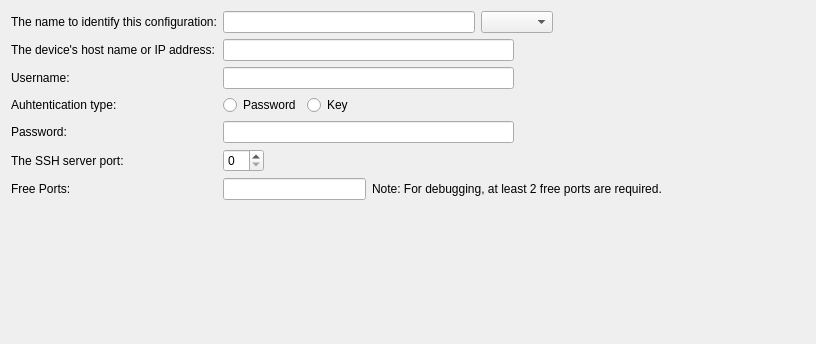
Qt form src/plugins/mer/merdeviceconfigwizardgeneralpage.ui (sailfishos/sailfish-qtcreator) before a commit.
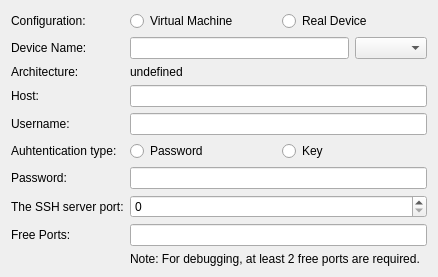
The same form after that commit.

Commit message: Jolla: Add two types of Mer Devices arm/i486  * changes device wizard  * two mer device types in kits  * TODO: validate architecture

```diff
--- a/src/plugins/mer/merdeviceconfigwizardgeneralpage.ui
+++ b/src/plugins/mer/merdeviceconfigwizardgeneralpage.ui
@@ -6,8 +6,8 @@
    <rect>
     <x>0</x>
     <y>0</y>
-    <width>816</width>
-    <height>344</height>
+    <width>438</width>
+    <height>254</height>
    </rect>
   </property>
   <property name="windowTitle">
@@ -17,95 +17,81 @@
    <item row="0" column="0">
     <widget class="QLabel" name="nameLabel">
      <property name="text">
-      <string>The name to identify this configuration:</string>
+      <string>Configuration:</string>
      </property>
     </widget>
    </item>
    <item row="0" column="1">
     <layout class="QHBoxLayout" name="horizontalLayout_4">
      <item>
-      <widget class="QLineEdit" name="nameLineEdit"/>
+      <widget class="QRadioButton" name="virtualMachineRadioButton">
+       <property name="text">
+        <string>Virtual Machine</string>
+       </property>
+      </widget>
      </item>
      <item>
-      <widget class="QComboBox" name="nameComboBox"/>
-     </item>
-     <item>
-      <spacer name="horizontalSpacer_4">
-       <property name="orientation">
-        <enum>Qt::Horizontal</enum>
+      <widget class="QRadioButton" name="realDeviceRadioButton">
+       <property name="text">
+        <string>Real Device</string>
        </property>
-       <property name="sizeHint" stdset="0">
-        <size>
-         <width>40</width>
-         <height>20</height>
-        </size>
-       </property>
-      </spacer>
+      </widget>
      </item>
     </layout>
    </item>
    <item row="1" column="0">
-    <widget class="QLabel" name="hostNameLabel">
+    <widget class="QLabel" name="nameLabel_2">
      <property name="text">
-      <string>The device's host name or IP address:</string>
+      <string>Device Name:</string>
      </property>
     </widget>
    </item>
    <item row="1" column="1">
+    <layout class="QHBoxLayout" name="horizontalLayout_8">
+     <item>
+      <widget class="QLineEdit" name="deviceNameLineEdit"/>
+     </item>
+     <item>
+      <widget class="QComboBox" name="virtualMachineComboBox"/>
+     </item>
+    </layout>
+   </item>
+   <item row="3" column="0">
+    <widget class="QLabel" name="hostNameLabel">
+     <property name="text">
+      <string>Host:</string>
+     </property>
+    </widget>
+   </item>
+   <item row="3" column="1">
     <layout class="QHBoxLayout" name="horizontalLayout_7">
      <item>
       <widget class="QLineEdit" name="hostNameLineEdit"/>
      </item>
-     <item>
-      <spacer name="horizontalSpacer_5">
-       <property name="orientation">
-        <enum>Qt::Horizontal</enum>
-       </property>
-       <property name="sizeHint" stdset="0">
-        <size>
-         <width>40</width>
-         <height>20</height>
-        </size>
-       </property>
-      </spacer>
-     </item>
     </layout>
    </item>
-   <item row="2" column="0">
+   <item row="4" column="0">
     <widget class="QLabel" name="usernameLabel">
      <property name="text">
       <string>Username:</string>
      </property>
     </widget>
    </item>
-   <item row="2" column="1">
+   <item row="4" column="1">
     <layout class="QHBoxLayout" name="horizontalLayout_6">
      <item>
       <widget class="QLineEdit" name="usernameLineEdit"/>
      </item>
-     <item>
-      <spacer name="horizontalSpacer_6">
-       <property name="orientation">
-        <enum>Qt::Horizontal</enum>
-       </property>
-       <property name="sizeHint" stdset="0">
-        <size>
-         <width>40</width>
-         <height>20</height>
-        </size>
-       </property>
-      </spacer>
-     </item>
     </layout>
    </item>
-   <item row="3" column="0">
+   <item row="5" column="0">
     <widget class="QLabel" name="authTypeLabel">
      <property name="text">
       <string>Auhtentication type:</string>
      </property>
     </widget>
    </item>
-   <item row="3" column="1">
+   <item row="5" column="1">
     <layout class="QHBoxLayout" name="horizontalLayout">
      <item>
       <widget class="QRadioButton" name="passwordRadioButton">
@@ -121,83 +107,44 @@
        </property>
       </widget>
      </item>
-     <item>
-      <spacer name="horizontalSpacer">
-       <property name="orientation">
-        <enum>Qt::Horizontal</enum>
-       </property>
-       <property name="sizeHint" stdset="0">
-        <size>
-         <width>40</width>
-         <height>20</height>
-        </size>
-       </property>
-      </spacer>
-     </item>
     </layout>
    </item>
-   <item row="4" column="0">
+   <item row="6" column="0">
     <widget class="QLabel" name="passwordLabel">
      <property name="text">
       <string>Password:</string>
      </property>
     </widget>
    </item>
-   <item row="4" column="1">
+   <item row="6" column="1">
     <layout class="QHBoxLayout" name="horizontalLayout_5">
      <item>
       <widget class="QLineEdit" name="passwordLineEdit"/>
      </item>
-     <item>
-      <spacer name="horizontalSpacer_7">
-       <property name="orientation">
-        <enum>Qt::Horizontal</enum>
-       </property>
-       <property name="sizeHint" stdset="0">
-        <size>
-         <width>40</width>
-         <height>20</height>
-        </size>
-       </property>
-      </spacer>
-     </item>
     </layout>
    </item>
-   <item row="5" column="0">
+   <item row="7" column="0">
     <widget class="QLabel" name="sshPortLabel">
      <property name="text">
       <string>The SSH server port:</string>
      </property>
     </widget>
    </item>
-   <item row="5" column="1">
+   <item row="7" column="1">
     <layout class="QHBoxLayout" name="horizontalLayout_3">
      <item>
       <widget class="QSpinBox" name="sshPortSpinBox"/>
      </item>
-     <item>
-      <spacer name="horizontalSpacer_3">
-       <property name="orientation">
-        <enum>Qt::Horizontal</enum>
-       </property>
-       <property name="sizeHint" stdset="0">
-        <size>
-         <width>40</width>
-         <height>20</height>
-        </size>
-       </property>
-      </spacer>
-     </item>
     </layout>
    </item>
-   <item row="6" column="0">
+   <item row="8" column="0">
     <widget class="QLabel" name="freePortsLabel">
      <property name="text">
       <string>Free Ports:</string>
      </property>
     </widget>
    </item>
-   <item row="6" column="1">
+   <item row="8" column="1">
     <layout class="QHBoxLayout" name="horizontalLayout_2">
      <item>
       <widget class="QLineEdit" name="freePortsLineEdit">
@@ -209,28 +156,29 @@
        </property>
       </widget>
      </item>
-     <item>
-      <widget class="QLabel" name="freePortsDebuggerMessageLabel">
-       <property name="text">
-        <string>Note: For debugging, at least 2 free ports are required.</string>
-       </property>
-      </widget>
-     </item>
-     <item>
-      <spacer name="horizontalSpacer_2">
-       <property name="orientation">
-        <enum>Qt::Horizontal</enum>
-       </property>
-       <property name="sizeHint" stdset="0">
-        <size>
-         <width>40</width>
-         <height>20</height>
-        </size>
-       </property>
-      </spacer>
-     </item>
     </layout>
    </item>
+   <item row="9" column="1">
+    <widget class="QLabel" name="freePortsDebuggerMessageLabel">
+     <property name="text">
+      <string>Note: For debugging, at least 2 free ports are required.</string>
+     </property>
+    </widget>
+   </item>
+   <item row="2" column="0">
+    <widget class="QLabel" name="label">
+     <property name="text">
+      <string>Architecture:</string>
+     </property>
+    </widget>
+   </item>
+   <item row="2" column="1">
+    <widget class="QLabel" name="architectureLabel">
+     <property name="text">
+      <string>undefined</string>
+     </property>
+    </widget>
+   </item>
   </layout>
  </widget>
  <resources/>
```
The commit also changes 15 other files.
